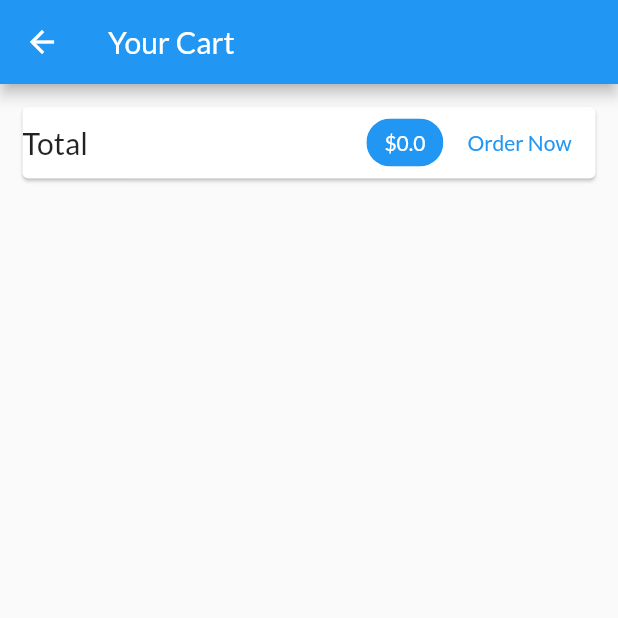
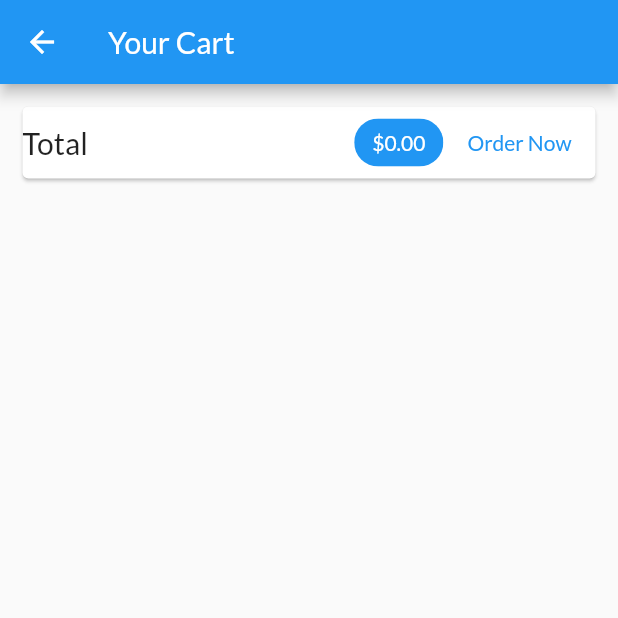
Before and after one commit to Archimondee/shop_app, a Flutter app: the CartScreen screen opened by its route, after a tap on "Order Now", on a phone screen of 412 x 824 dp, the top half of it. Run offline on Flutter 3.47's test engine with Material 2 defaults, Android fonts, the phone set to English and light mode, and no system bars; network calls fail.

Commit message:
add cart and orders functional

```diff
--- a/lib/providers/cart.dart
+++ b/lib/providers/cart.dart
@@ -68,4 +68,9 @@ class Cart with ChangeNotifier {
     _items.remove(productId);
     notifyListeners();
   }
+
+  void clear() {
+    _items = {};
+    notifyListeners();
+  }
 }
--- /dev/null
+++ b/lib/providers/orders.dart
@@ -0,0 +1,37 @@
+import 'package:flutter/foundation.dart';
+import 'package:shop_app/providers/cart.dart';
+
+class OrderItem {
+  final String id;
+  final double amount;
+  final List<CartItem> products;
+  final DateTime dateTime;
+
+  OrderItem({
+    @required this.id,
+    @required this.amount,
+    @required this.products,
+    @required this.dateTime,
+  });
+}
+
+class Orders with ChangeNotifier {
+  List<OrderItem> _orders = [];
+
+  List<OrderItem> get orders {
+    return [..._orders];
+  }
+
+  void addOrder(List<CartItem> cartProducts, double total) {
+    _orders.insert(
+      0,
+      OrderItem(
+        id: DateTime.now().toString(),
+        amount: total,
+        products: cartProducts,
+        dateTime: DateTime.now(),
+      ),
+    );
+    notifyListeners();
+  }
+}
--- a/lib/screens/cart_screen.dart
+++ b/lib/screens/cart_screen.dart
@@ -3,6 +3,7 @@
 import 'package:flutter/material.dart';
 import 'package:provider/provider.dart';
 import 'package:shop_app/providers/cart.dart';
+import 'package:shop_app/providers/orders.dart';
 import 'package:shop_app/widgets/cart_item.dart';
 
 class CartScreen extends StatelessWidget {
@@ -31,7 +32,7 @@ class CartScreen extends StatelessWidget {
                 Spacer(),
                 Chip(
                   label: Text(
-                    '\$${cart.totalAmount}',
+                    '\$${cart.totalAmount.toStringAsFixed(2)}',
                     style: TextStyle(
                       color:
                           Theme.of(context).primaryTextTheme.titleMedium.color,
@@ -40,7 +41,11 @@ class CartScreen extends StatelessWidget {
                   backgroundColor: Theme.of(context).primaryColor,
                 ),
                 FlatButton(
-                  onPressed: () {},
+                  onPressed: () {
+                    Provider.of<Orders>(context, listen: false)
+                        .addOrder(cart.items.values.toList(), cart.totalAmount);
+                    cart.clear();
+                  },
                   child: Text('Order Now'),
                   textColor: Theme.of(context).primaryColor,
                 )
--- /dev/null
+++ b/lib/screens/orders_screen.dart
@@ -0,0 +1,24 @@
+import 'package:flutter/material.dart';
+import 'package:provider/provider.dart';
+import 'package:shop_app/providers/orders.dart' show Orders;
+import 'package:shop_app/widgets/app_drawer.dart';
+import 'package:shop_app/widgets/order_item.dart';
+
+class OrdersScreen extends StatelessWidget {
+  static const routeName = '/orders';
+
+  @override
+  Widget build(BuildContext context) {
+    final ordersData = Provider.of<Orders>(context);
+    return Scaffold(
+      appBar: AppBar(
+        title: Text('Your Orders'),
+      ),
+      drawer: AppDrawer(),
+      body: ListView.builder(
+        itemBuilder: (ctx, index) => OrderItem(ordersData.orders[index]),
+        itemCount: ordersData.orders.length,
+      ),
+    );
+  }
+}
--- a/lib/screens/products_overview_screen.dart
+++ b/lib/screens/products_overview_screen.dart
@@ -2,6 +2,7 @@ import 'package:flutter/material.dart';
 import 'package:provider/provider.dart';
 import 'package:shop_app/providers/cart.dart';
 import 'package:shop_app/screens/cart_screen.dart';
+import 'package:shop_app/widgets/app_drawer.dart';
 import 'package:shop_app/widgets/badge.dart';
 import 'package:shop_app/widgets/products_grid.dart';
 
@@ -62,6 +63,7 @@ class _ProductsOverviewScreenState extends State<ProductsOverviewScreen> {
           ),
         ],
       ),
+      drawer: AppDrawer(),
       body: ProductsGrid(_showOnlyFavorites),
     );
   }
--- /dev/null
+++ b/lib/widgets/order_item.dart
@@ -0,0 +1,72 @@
+import 'package:flutter/material.dart';
+import 'package:intl/intl.dart';
+import 'package:shop_app/providers/orders.dart' as ord;
+import 'dart:math';
+
+class OrderItem extends StatefulWidget {
+  final ord.OrderItem order;
+
+  OrderItem(this.order);
+
+  @override
+  State<OrderItem> createState() => _OrderItemState();
+}
+
+class _OrderItemState extends State<OrderItem> {
+  var _expanded = false;
+
+  @override
+  Widget build(BuildContext context) {
+    return Card(
+      margin: EdgeInsets.all(10),
+      child: Column(
+        children: <Widget>[
+          ListTile(
+            title: Text('\$${widget.order.amount}'),
+            subtitle: Text(
+              DateFormat('dd/MM/yyyy').format(widget.order.dateTime),
+            ),
+            trailing: IconButton(
+              icon: Icon(_expanded ? Icons.expand_less : Icons.expand_more),
+              onPressed: () {
+                setState(() {
+                  _expanded = !_expanded;
+                });
+              },
+            ),
+          ),
+          if (_expanded)
+            Container(
+              padding: EdgeInsets.symmetric(horizontal: 15, vertical: 4),
+              height: min(widget.order.products.length * 20.0 + 10, 120),
+              child: ListView(
+                children: widget.order.products
+                    .map(
+                      (product) => Row(
+                        mainAxisAlignment: MainAxisAlignment.spaceBetween,
+                        children: <Widget>[
+                          Text(
+                            product.title,
+                            style: TextStyle(
+                              fontSize: 18,
+                              fontWeight: FontWeight.bold,
+                            ),
+                          ),
+                          Text(
+                            '${product.quantity}x \$${product.price}',
+                            style: TextStyle(
+                              fontSize: 18,
+                              color: Colors.grey,
+                            ),
+                          )
+                        ],
+                      ),
+                    )
+                    .toList(),
+              ),
+            ),
+        ],
+      ),
+    );
+  }
+}
--- a/pubspec.yaml
+++ b/pubspec.yaml
@@ -24,6 +24,7 @@ dependencies:
   flutter:
     sdk: flutter
   provider: ^4.0.0
+  intl: ^0.17.0
 
   # The following adds the Cupertino Icons font to your application.
   # Use with the CupertinoIcons class for iOS style icons.
```
Also changed, not shown: lib/main.dart (+8 -2 lines), lib/widgets/app_drawer.dart (added, +35 -0 lines), pubspec.lock.
